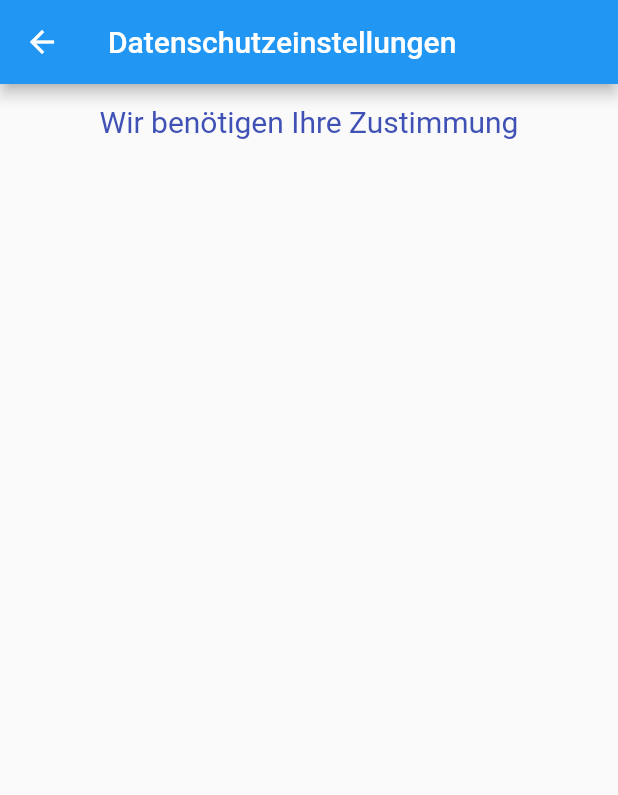
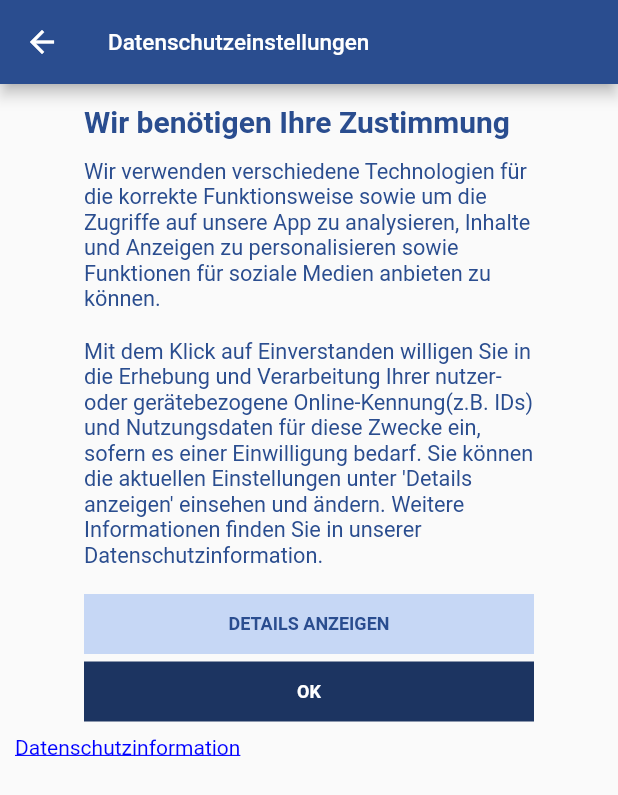
Before and after one commit to peiffejo/steckbrief_app, a Flutter app: the Datenschutz_screen screen opened directly, on a phone screen of 412 x 824 dp. Shown: the top 795 px of the screen. Run offline on Flutter 3.47's test engine with Material 2 defaults, Android fonts, the phone set to English and light mode, and no system bars.

Commit message:
Datenschutz Seite done.

```diff
--- a/lib/screens/Datenschutz_screen.dart
+++ b/lib/screens/Datenschutz_screen.dart
@@ -1,18 +1,80 @@
 import 'package:flutter/material.dart';
 
 class Datenschutz_screen extends StatelessWidget {
-  const Datenschutz_screen ({Key? key}) : super(key: key);
+  const Datenschutz_screen({Key? key}) : super(key: key);
 
   @override
   Widget build(BuildContext context) {
     return Scaffold(
       appBar: AppBar(
-    title: Text("Datenschutzeinstellungen"),
+        title: Text("Datenschutzeinstellungen",style: TextStyle(fontSize: 15),),
+        backgroundColor: Color.fromARGB(255, 42, 77, 143),
       ),
       body: Center(
         child: Column(
           children: [
             titelZeile(text: "Wir benötigen Ihre Zustimmung"),
+            textZeile1(
+                text:
+                    "Wir verwenden verschiedene Technologien für die korrekte Funktionsweise sowie um die Zugriffe auf unsere App zu analysieren, Inhalte und Anzeigen zu personalisieren sowie Funktionen für soziale Medien anbieten zu können."),
+            textZeile2(
+                text:
+                    "Mit dem Klick auf Einverstanden willigen Sie in die Erhebung und Verarbeitung Ihrer nutzer-oder gerätebezogene Online-Kennung(z.B. IDs) und Nutzungsdaten für diese Zwecke ein, sofern es einer Einwilligung bedarf. Sie können die aktuellen Einstellungen unter 'Details anzeigen' einsehen und ändern. Weitere Informationen finden Sie in unserer Datenschutzinformation."),
+            GestureDetector(
+              onTap: () {
+                Navigator.pop(context);
+              },
+              child: Container(
+                alignment: Alignment.center,
+                width: 300,
+                height: 40,
+                child: Text("DETAILS ANZEIGEN",
+                    style: TextStyle(
+                      fontSize: 12,
+                      color: Color.fromARGB(255, 42, 77, 143),
+                      fontWeight: FontWeight.bold,
+                    )),
+                color: Color.fromARGB(255, 198, 215, 245),
+              ),
+            ),
+            GestureDetector(
+              onTap: () {
+                Navigator.pop(context);
+              },
+              child: Padding(
+                padding: const EdgeInsets.all(5.0),
+                child: Container(
+                  alignment: Alignment.center,
+                  width: 300,
+                  height: 40,
+                  child: Text("OK",
+                      style: TextStyle(
+                        fontSize: 12,
+                        color: Color.fromARGB(255, 255, 255, 255),
+                        fontWeight: FontWeight.bold,
+                      )),
+                  color: Color.fromARGB(255, 28, 52, 97),
+                ),
+              ),
+            ),
+            GestureDetector(
+              onTap: () {
+                Navigator.pop(context);
+              },
+              child: Padding(
+                padding: const EdgeInsets.fromLTRB(10, 4, 0, 0),
+                child: Container(
+                  alignment: Alignment.bottomLeft,
+                  child: Text("Datenschutzinformation",
+                      textAlign: TextAlign.left,
+                      style: TextStyle(
+                        fontSize: 14,
+                        color: Color.fromARGB(255, 0, 0, 255),
+                        decoration: TextDecoration.underline,
+                      )),
+                ),
+              ),
+            )
           ],
         ),
       ),
@@ -23,9 +85,41 @@ class Datenschutz_screen extends StatelessWidget {
     return Container(
       width: 300,
       height: 50,
-      child: Center(child: Text(text, style: TextStyle(fontSize: 20, color: Colors.indigo, ))),
+      child: Container(
+          alignment: Alignment.centerLeft,
+          child: Text(text,
+              style: TextStyle(
+                fontSize: 20,
+                color: Color.fromARGB(255, 42, 77, 143),
+                fontWeight: FontWeight.bold,
+              ))),
     );
   }
 
+  Widget textZeile1({text: String}) {
+    return Container(
+      width: 300,
+      height: 120,
+      child: Container(
+          child: Text(text,
+              style: TextStyle(
+                fontSize: 14.5,
+                color: Color.fromARGB(255, 42, 77, 143),
+              ))),
+    );
+  }
 
+  Widget textZeile2({text: String}) {
+    return Container(
+      width: 300,
+      height: 170,
+      child: Container(
+          alignment: Alignment.topLeft,
+          child: Text(text,
+              style: TextStyle(
+                fontSize: 14.5,
+                color: Color.fromARGB(255, 42, 77, 143),
+              ))),
+    );
   }
+}
```
Lines whose indentation alone changed are shown as unchanged.
